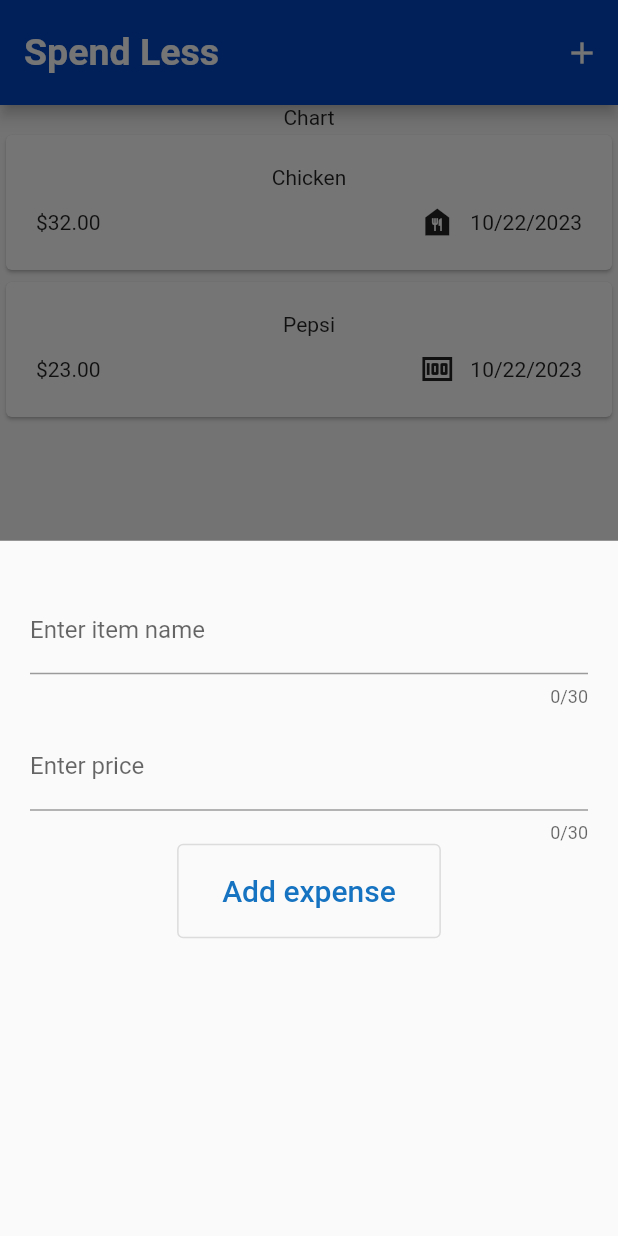
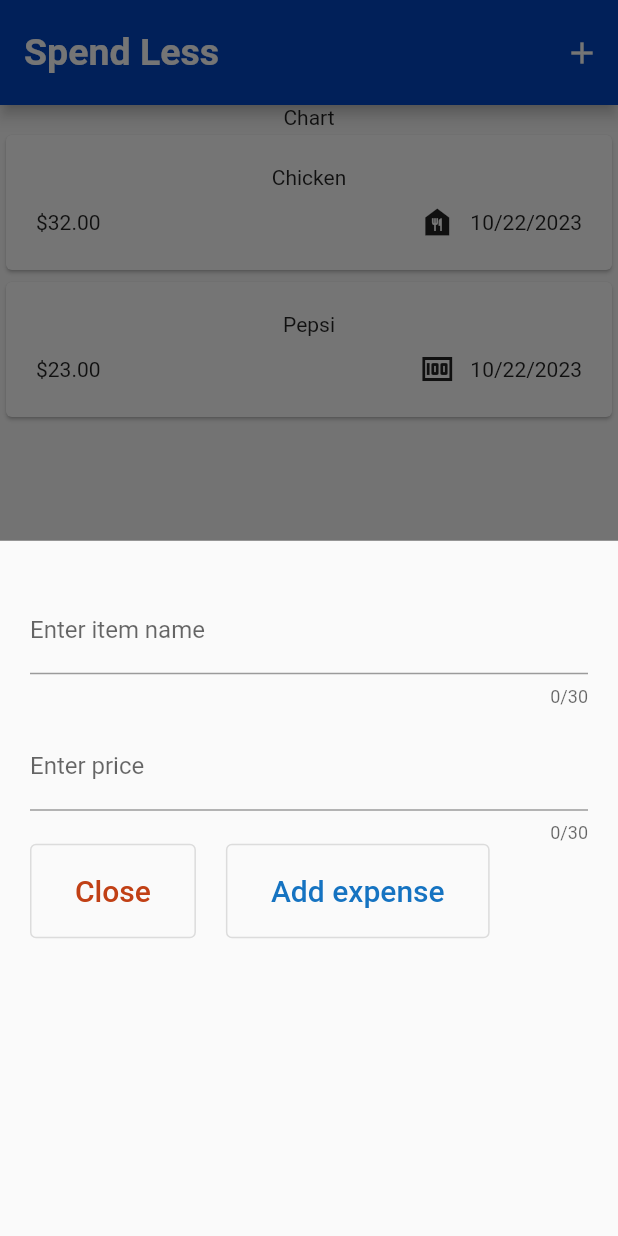
Before and after one commit to ntwari-egide/spend-less-app-flutter, a Flutter app: the screen it shows after launch, after a tap on the "add" icon, on a phone screen of 412 x 824 dp. Run offline on Flutter 3.47's test engine with Material 2 defaults, Android fonts, the phone set to English and light mode, and no system bars.

Commit message:
feat: handling user inputs

```diff
--- a/lib/widget/expenses/new_expense.dart
+++ b/lib/widget/expenses/new_expense.dart
@@ -7,7 +7,7 @@ import 'package:spend_less/model/expenses.dart';
 class NewExpenseWiget extends StatefulWidget {
   const NewExpenseWiget({super.key, required this.addNewExpense});
 
-  final void Function(Expense newExpense)  addNewExpense;
+  final void Function(Expense newExpense) addNewExpense;
 
   @override
   State<NewExpenseWiget> createState() {
@@ -38,7 +38,29 @@ class _NewExpensesWidgetState extends State<NewExpenseWiget> {
 
   // pushing new item in the expenses
   void _handleSaveNewExpense() {
-    Expense newExpense = Expense(title: _titleController.text, amount: double.parse(_amountController.text), date: DateTime.now(), expenseType: ExpenseType.food);
+
+    // write validation if condition for these validations
+    // 1: invalid price number 2: empty fields
+
+    if (_titleController.text.isEmpty || _amountController.text.isEmpty || double.parse(_amountController.text) <= 0) {
+      showDialog(context: context, builder: (ctx) => AlertDialog(
+        title: const Text("Invalid Input"),
+        content: const Text("Please enter valid title and amount"),
+        actions: [
+          TextButton(onPressed: (){
+            Navigator.of(ctx).pop();
+          }, child: const Text("Okay"))
+        ],
+      ));
+
+      return;
+    }
+
+    Expense newExpense = Expense(
+        title: _titleController.text,
+        amount: double.parse(_amountController.text),
+        date: DateTime.now(),
+        expenseType: ExpenseType.food);
 
     widget.addNewExpense(newExpense);
   }
@@ -58,15 +80,38 @@ class _NewExpensesWidgetState extends State<NewExpenseWiget> {
             ),
             keyboardType: TextInputType.text,
           ),
-          const SizedBox(height: 10,),
+          const SizedBox(
+            height: 10,
+          ),
           TextField(
             maxLength: 30,
             // onChanged: _saveTitle,
             controller: _amountController,
+
             decoration: const InputDecoration(
+              prefixText: '\$ ',
               labelText: "Enter price",
             ),
             keyboardType: TextInputType.number,
+          ),
+          Row(
+            children: [
+              OutlinedButton(
+                onPressed: (){
+                  //closing a modal
+                  Navigator.pop(context);
+                },
+                style: OutlinedButton.styleFrom(
+                    foregroundColor: const Color.fromARGB(255, 193, 64, 21),
+                    padding: const EdgeInsets.symmetric(
+                        horizontal: 30, vertical: 20)),
+                child: const Text(
+                  "Close",
+                  style: TextStyle(fontSize: 20),
+                ),
+              ),
+              const SizedBox(
+                width: 20,
               ),
               OutlinedButton(
                 // onPressed: () {
@@ -76,8 +121,8 @@ class _NewExpensesWidgetState extends State<NewExpenseWiget> {
                 onPressed: _handleSaveNewExpense,
                 style: OutlinedButton.styleFrom(
                     foregroundColor: const Color.fromARGB(255, 21, 115, 193),
-              padding: const EdgeInsets.symmetric(horizontal: 30, vertical: 20)
-            ),
+                    padding: const EdgeInsets.symmetric(
+                        horizontal: 30, vertical: 20)),
                 child: const Text(
                   "Add expense",
                   style: TextStyle(fontSize: 20),
@@ -85,6 +130,8 @@ class _NewExpensesWidgetState extends State<NewExpenseWiget> {
               ),
             ],
           ),
+        ],
+      ),
     );
   }
 }
```
Lines whose indentation alone changed are shown as unchanged.
